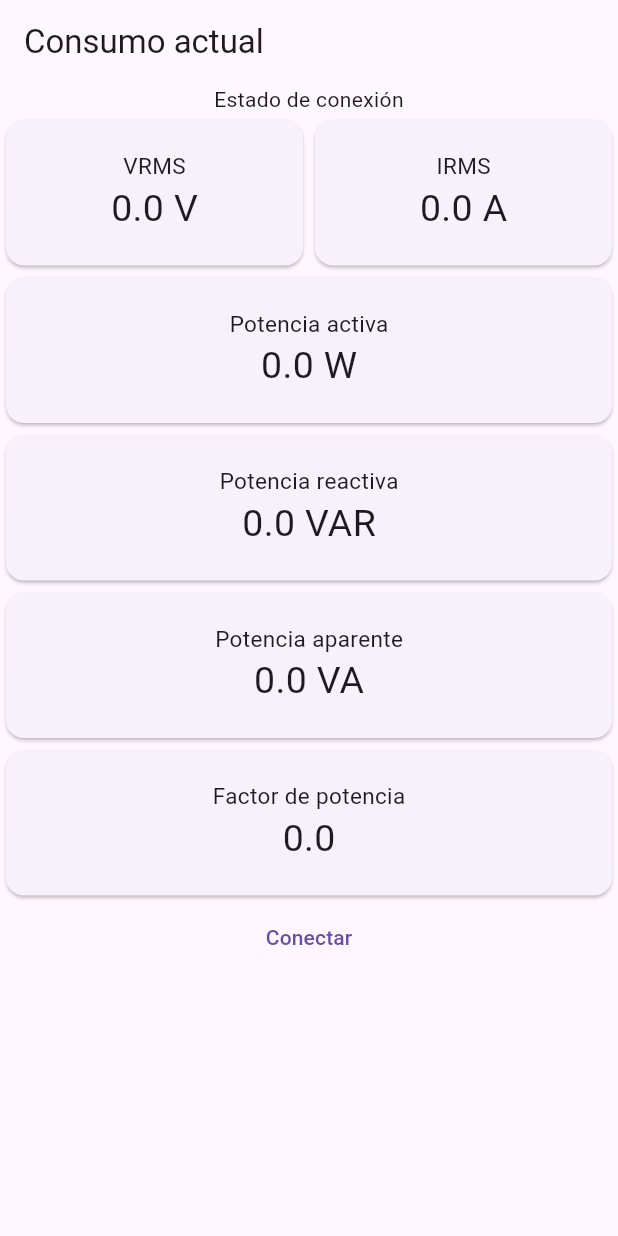
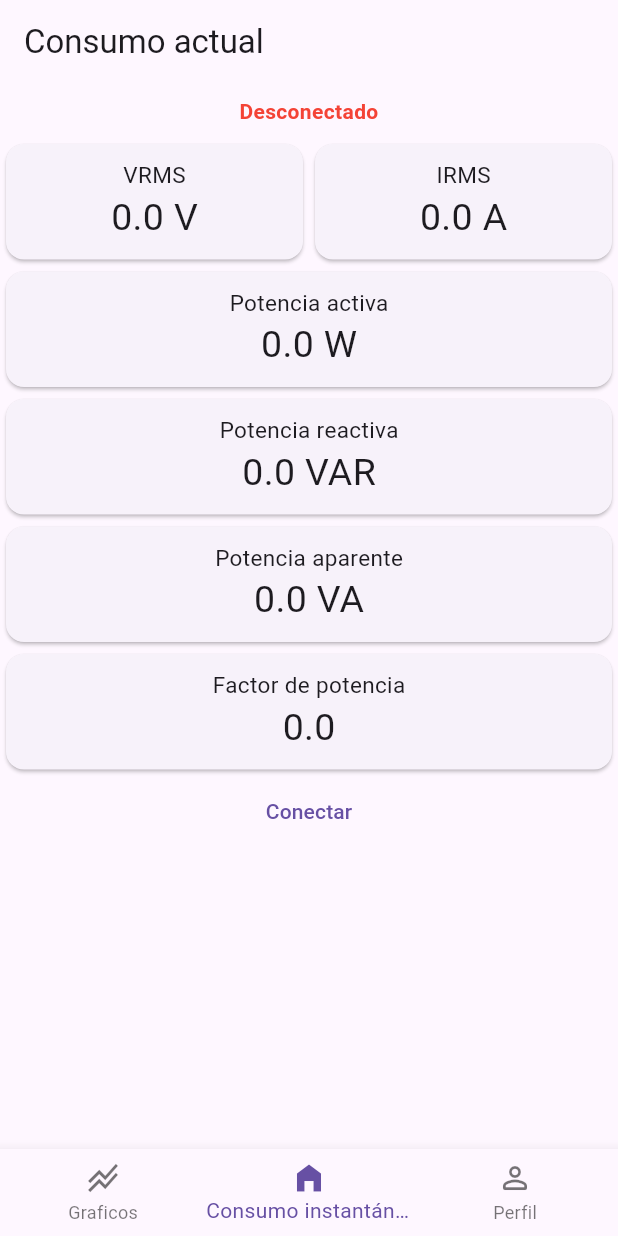
Before and after one commit to VolkerRivera/PowerMeterApp, a Flutter app: the screen it shows after launch, on a phone screen of 412 x 824 dp. Run offline on Flutter 3.47's test engine with Material 3 defaults, Android fonts, the light colour scheme and no system bars; missing offline and left inert: flutter_nsd, mqtt_client.

Commit message:
Estado de conexion implementado en la parte superior, iconos de navegacion dentro de la app implementados en la parte inferior

```diff
--- a/lib/main.dart
+++ b/lib/main.dart
@@ -8,28 +8,89 @@ import 'package:provider/provider.dart';
 
 void main() => runApp(const MyApp());
 
-class MyApp extends StatelessWidget {
+class MyApp extends StatefulWidget {
   const MyApp({super.key});
+
+  @override
+  State<MyApp> createState() => _MyAppState();
+}
+
+class _MyAppState extends State<MyApp> {
+
+    int paginaActual = 1;
 
   @override
   Widget build(BuildContext context) {
     return MaterialApp(
       title: 'Power Meter',
-      home: Scaffold(
+      home: OrientationBuilder(
+        builder: (context, orientation) {
+          if (orientation == Orientation.portrait) {
+            return SafeArea(
+              child: Scaffold(
                 appBar: AppBar(
                   title: const Text('Consumo actual'),
                 ),
-        //body: const PantallaCosumoActual(),
                 body: ChangeNotifierProvider<MQTTAppState>(
                   create: (_) => MQTTAppState(),
                   child: const MQTTView(),
+                ),
+                bottomNavigationBar:  BottomNavigationBarWidget(paginaActual: paginaActual),
+              ),
+            );
+          } else {
+            return SafeArea(
+              child: Scaffold(
+                appBar: AppBar(
+                  title: const Text('Consumo actual'),
+                ),
+                body: ChangeNotifierProvider<MQTTAppState>(
+                  create: (_) => MQTTAppState(),
+                  child: const Column(
+                    children: [
+                      Expanded(
+                        child: MQTTView(),
                       )
+                    ],
                   ),
-      /*home: ChangeNotifierProvider<MQTTAppState>(
-          create: (_) => MQTTAppState(),
-          child: MQTTView(),
-        )*/
-
+                ),
+                bottomNavigationBar:  BottomNavigationBarWidget(paginaActual: paginaActual),
+              ),
+            );
+          }
+        },
+      ),
     );
   }
 }
+
+// ignore: must_be_immutable
+class BottomNavigationBarWidget extends StatefulWidget {
+  int paginaActual;
+   BottomNavigationBarWidget({
+    super.key,
+    required this.paginaActual,
+  });
+
+  @override
+  State<BottomNavigationBarWidget> createState() => _BottomNavigationBarWidgetState();
+}
+
+class _BottomNavigationBarWidgetState extends State<BottomNavigationBarWidget> {
+
+  @override
+  Widget build(BuildContext context) {
+    return BottomNavigationBar(
+      onTap: (index){
+        setState((){
+          widget.paginaActual = index;
+        });
+      },
+      currentIndex: widget.paginaActual,
+      items: const [
+        BottomNavigationBarItem(icon: Icon(Icons.stacked_line_chart_outlined), label: 'Graficos'),
+        BottomNavigationBarItem(icon: Icon(Icons.home_filled), label: 'Consumo instantáneo'),
+        BottomNavigationBarItem(icon: Icon(Icons.person_outline_rounded), label: 'Perfil')
+      ]);
+  }
+}
--- a/lib/mqtt/multicast_dns_mqtt.dart
+++ b/lib/mqtt/multicast_dns_mqtt.dart
@@ -2,8 +2,6 @@ import 'package:flutter_nsd/flutter_nsd.dart';
 
 class DiscoverServices {
   final flutterNsd = FlutterNsd();
-
-
   Future<void> init() async {
   final flutterNsd = FlutterNsd();
 
--- a/lib/presentation/items/card.dart
+++ b/lib/presentation/items/card.dart
@@ -19,7 +19,7 @@ class MyCard extends StatelessWidget {
     );
     return Card(
       child: Container(
-        padding: const EdgeInsets.symmetric(vertical: 20, horizontal: 20),
+        padding: const EdgeInsets.symmetric(vertical: 10, horizontal: 20), //el padding manual puede hacer que si la pantalla del dispositivo es muy pequeña, al poner la pantalla horizontal desborde
         child: Column(
           mainAxisSize: MainAxisSize.min,
           children: <Widget>[
--- a/lib/presentation/screens/screen_consumption.dart
+++ b/lib/presentation/screens/screen_consumption.dart
@@ -90,11 +90,32 @@ class _MQTTViewState extends State<MQTTView>{
 }
 
   _buildConnectionStateText() {
-    return const Row( //Estado de conexion
+    String connectionState = '';
+    TextStyle textStyle = const TextStyle(color: Colors.red, fontWeight: FontWeight.bold,);;
+    if(currentAppState.getAppConnectionState == MQTTAppConnectionState.connected) {
+      connectionState = 'Conectado';
+      textStyle = const TextStyle(color: Colors.green, fontWeight: FontWeight.bold);
+    }
+    if(currentAppState.getAppConnectionState == MQTTAppConnectionState.disconnected) {
+      connectionState = 'Desconectado';
+      textStyle = const TextStyle(color: Colors.red, fontWeight: FontWeight.bold);
+    }
+    if(currentAppState.getAppConnectionState == MQTTAppConnectionState.connecting) {
+      connectionState = 'Connectando';
+      textStyle = const TextStyle(color: Colors.blue, fontWeight: FontWeight.bold);
+    }
+    return Padding(
+      padding: const EdgeInsets.all(8.0),
+      child: Row( //Estado de conexion
               children: [
                 Expanded(
-                child: Text('Estado de conexión',textAlign: TextAlign.center,))
+                  child: Text(
+                    connectionState,
+                    textAlign: TextAlign.center,
+                    style: textStyle,
+                    ))
               ],
+            ),
     );
   }
 
@@ -152,9 +173,13 @@ class _MQTTViewState extends State<MQTTView>{
   }
 
   _buildScrollableTextWith(String mensajeRecibido) {
-    return Padding(
+  return Expanded(
+    child: SingleChildScrollView(
+      child: Padding(
         padding: const EdgeInsets.all(20.0),
         child: Text(mensajeRecibido),
+      ),
+    ),
   );
 }
 
```
Lines whose indentation alone changed are shown as unchanged.
